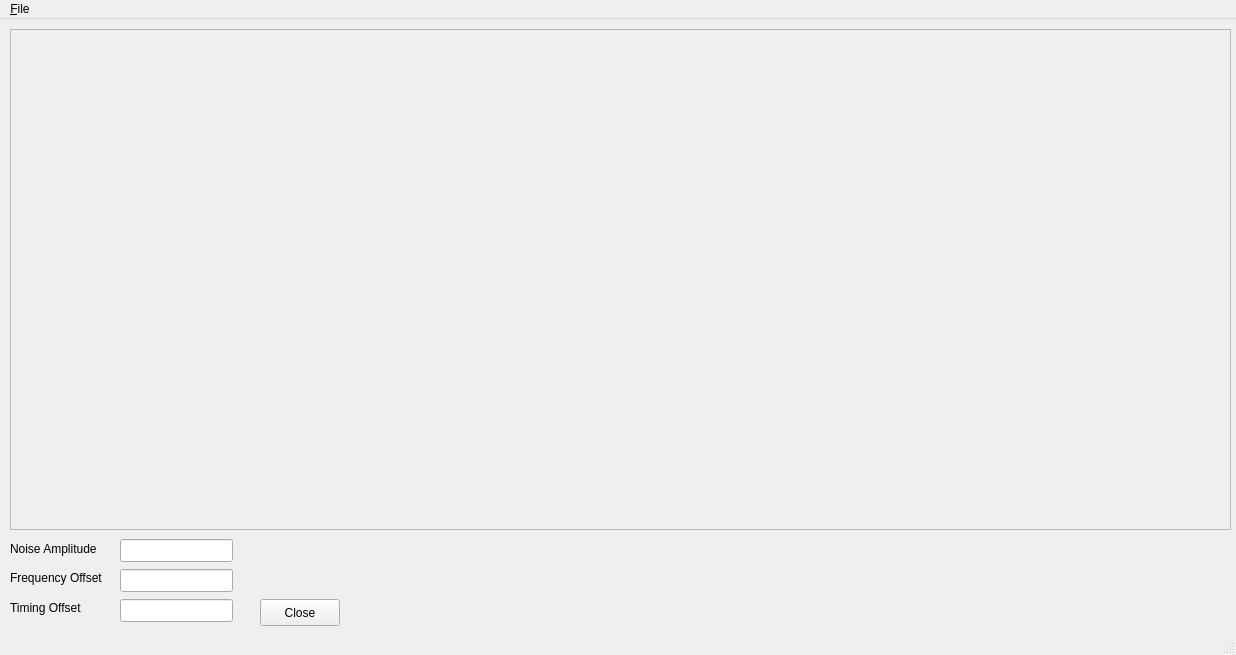
Qt form gr-qtgui/src/python/qt_digital_window.ui (Jhr-Ronyo/gnuradio-1) before a commit.
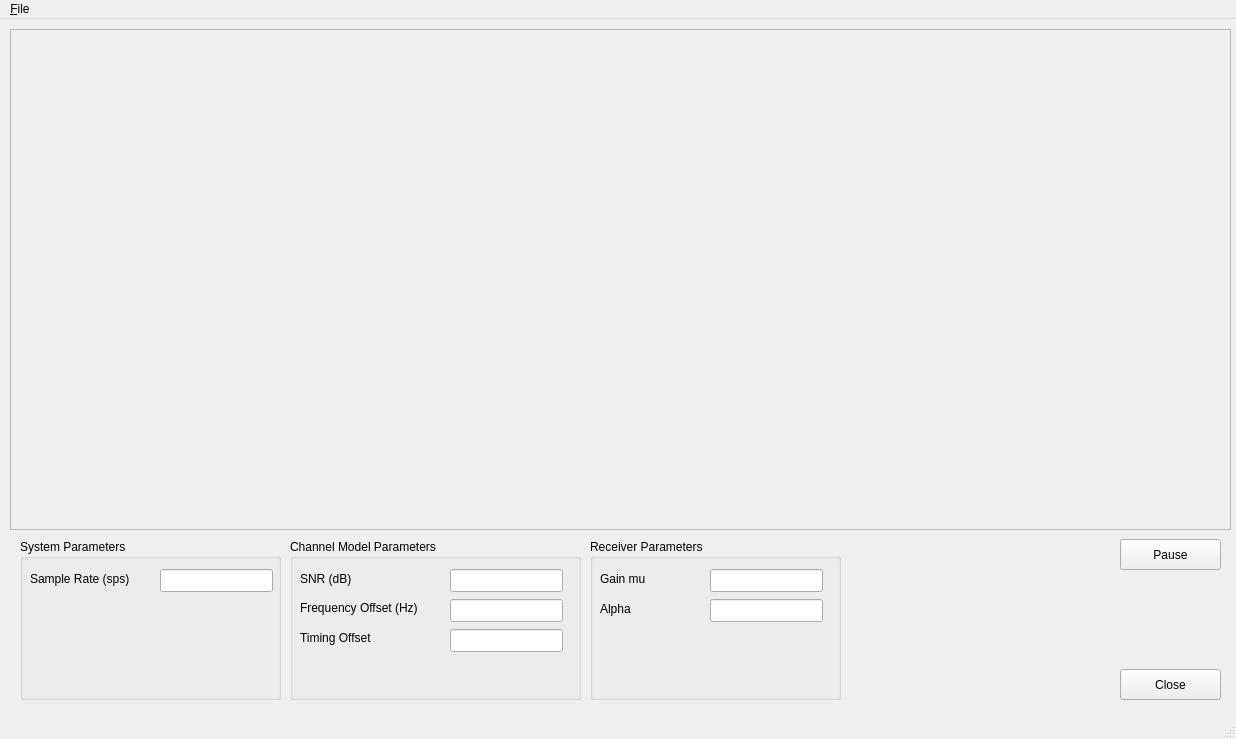
The same form after that commit.

Patch:
```diff
--- a/gr-qtgui/src/python/qt_digital_window.ui
+++ b/gr-qtgui/src/python/qt_digital_window.ui
@@ -1,102 +1,33 @@
 <ui version="4.0" >
  <class>DigitalWindow</class>
- <widget class="QMainWindow" name="DigitalWindow" >
-  <property name="geometry" >
+ <widget class="QMainWindow" name="DigitalWindow">
+  <property name="geometry">
    <rect>
     <x>0</x>
     <y>0</y>
     <width>1236</width>
-    <height>655</height>
+    <height>739</height>
    </rect>
   </property>
   <property name="windowTitle" >
    <string>MainWindow</string>
   </property>
-  <widget class="QWidget" name="centralwidget" >
-   <widget class="QLineEdit" name="noiseEdit" >
-    <property name="geometry" >
+  <widget class="QWidget" name="centralwidget">
+   <widget class="QPushButton" name="closeButton">
+    <property name="geometry">
      <rect>
-      <x>120</x>
-      <y>520</y>
-      <width>113</width>
-      <height>23</height>
+      <x>1120</x>
+      <y>650</y>
+      <width>101</width>
+      <height>31</height>
      </rect>
     </property>
-   </widget>
-   <widget class="QLabel" name="noiseLabel" >
-    <property name="geometry" >
-     <rect>
-      <x>10</x>
-      <y>520</y>
-      <width>111</width>
-      <height>20</height>
-     </rect>
-    </property>
-    <property name="text" >
-     <string>Noise Amplitude</string>
-    </property>
-   </widget>
-   <widget class="QPushButton" name="closeButton" >
-    <property name="geometry" >
-     <rect>
-      <x>260</x>
-      <y>580</y>
-      <width>80</width>
-      <height>27</height>
-     </rect>
-    </property>
-    <property name="text" >
+    <property name="text">
      <string>Close</string>
     </property>
    </widget>
-   <widget class="QLineEdit" name="freqEdit" >
-    <property name="geometry" >
-     <rect>
-      <x>120</x>
-      <y>550</y>
-      <width>113</width>
-      <height>23</height>
-     </rect>
-    </property>
-   </widget>
-   <widget class="QLineEdit" name="timeEdit" >
-    <property name="geometry" >
-     <rect>
-      <x>120</x>
-      <y>580</y>
-      <width>113</width>
-      <height>23</height>
-     </rect>
-    </property>
-   </widget>
-   <widget class="QLabel" name="freqLabel" >
-    <property name="geometry" >
-     <rect>
-      <x>10</x>
-      <y>550</y>
-      <width>101</width>
-      <height>17</height>
-     </rect>
-    </property>
-    <property name="text" >
-     <string>Frequency Offset</string>
-    </property>
-   </widget>
-   <widget class="QLabel" name="timeLabel" >
-    <property name="geometry" >
-     <rect>
-      <x>10</x>
-      <y>580</y>
-      <width>101</width>
-      <height>17</height>
-     </rect>
-    </property>
-    <property name="text" >
-     <string>Timing Offset</string>
-    </property>
-   </widget>
-   <widget class="QFrame" name="sinkFrame" >
-    <property name="geometry" >
+   <widget class="QFrame" name="sinkFrame">
+    <property name="geometry">
      <rect>
       <x>10</x>
       <y>10</y>
@@ -122,6 +53,196 @@
      <layout class="QHBoxLayout" name="sinkLayout" />
     </widget>
    </widget>
+   <widget class="QGroupBox" name="channelModeBox">
+    <property name="geometry">
+     <rect>
+      <x>290</x>
+      <y>520</y>
+      <width>291</width>
+      <height>161</height>
+     </rect>
+    </property>
+    <property name="title">
+     <string>Channel Model Parameters</string>
+    </property>
+    <widget class="QLabel" name="timeLabel">
+     <property name="geometry">
+      <rect>
+       <x>10</x>
+       <y>90</y>
+       <width>101</width>
+       <height>17</height>
+      </rect>
+     </property>
+     <property name="text">
+      <string>Timing Offset</string>
+     </property>
+    </widget>
+    <widget class="QLineEdit" name="timeEdit">
+     <property name="geometry">
+      <rect>
+       <x>160</x>
+       <y>90</y>
+       <width>113</width>
+       <height>23</height>
+      </rect>
+     </property>
+    </widget>
+    <widget class="QLineEdit" name="snrEdit">
+     <property name="geometry">
+      <rect>
+       <x>160</x>
+       <y>30</y>
+       <width>113</width>
+       <height>23</height>
+      </rect>
+     </property>
+    </widget>
+    <widget class="QLabel" name="snrLabel">
+     <property name="geometry">
+      <rect>
+       <x>10</x>
+       <y>30</y>
+       <width>111</width>
+       <height>20</height>
+      </rect>
+     </property>
+     <property name="text">
+      <string>SNR (dB)</string>
+     </property>
+    </widget>
+    <widget class="QLineEdit" name="freqEdit">
+     <property name="geometry">
+      <rect>
+       <x>160</x>
+       <y>60</y>
+       <width>113</width>
+       <height>23</height>
+      </rect>
+     </property>
+    </widget>
+    <widget class="QLabel" name="freqLabel">
+     <property name="geometry">
+      <rect>
+       <x>10</x>
+       <y>60</y>
+       <width>141</width>
+       <height>17</height>
+      </rect>
+     </property>
+     <property name="text">
+      <string>Frequency Offset (Hz)</string>
+     </property>
+    </widget>
+   </widget>
+   <widget class="QGroupBox" name="rxBox">
+    <property name="geometry">
+     <rect>
+      <x>590</x>
+      <y>520</y>
+      <width>251</width>
+      <height>161</height>
+     </rect>
+    </property>
+    <property name="title">
+     <string>Receiver Parameters</string>
+    </property>
+    <widget class="QLineEdit" name="gainMuEdit">
+     <property name="geometry">
+      <rect>
+       <x>120</x>
+       <y>30</y>
+       <width>113</width>
+       <height>23</height>
+      </rect>
+     </property>
+    </widget>
+    <widget class="QLabel" name="gainMuLabel">
+     <property name="geometry">
+      <rect>
+       <x>10</x>
+       <y>30</y>
+       <width>111</width>
+       <height>20</height>
+      </rect>
+     </property>
+     <property name="text">
+      <string>Gain mu</string>
+     </property>
+    </widget>
+    <widget class="QLineEdit" name="alphaEdit">
+     <property name="geometry">
+      <rect>
+       <x>120</x>
+       <y>60</y>
+       <width>113</width>
+       <height>23</height>
+      </rect>
+     </property>
+    </widget>
+    <widget class="QLabel" name="alphaLabel">
+     <property name="geometry">
+      <rect>
+       <x>10</x>
+       <y>60</y>
+       <width>111</width>
+       <height>20</height>
+      </rect>
+     </property>
+     <property name="text">
+      <string>Alpha</string>
+     </property>
+    </widget>
+   </widget>
+   <widget class="QGroupBox" name="sysBox">
+    <property name="geometry">
+     <rect>
+      <x>20</x>
+      <y>520</y>
+      <width>261</width>
+      <height>161</height>
+     </rect>
+    </property>
+    <property name="title">
+     <string>System Parameters</string>
+    </property>
+    <widget class="QLineEdit" name="sampleRateEdit">
+     <property name="geometry">
+      <rect>
+       <x>140</x>
+       <y>30</y>
+       <width>113</width>
+       <height>23</height>
+      </rect>
+     </property>
+    </widget>
+    <widget class="QLabel" name="sampleRateLabel">
+     <property name="geometry">
+      <rect>
+       <x>10</x>
+       <y>30</y>
+       <width>121</width>
+       <height>20</height>
+      </rect>
+     </property>
+     <property name="text">
+      <string>Sample Rate (sps)</string>
+     </property>
+    </widget>
+   </widget>
+   <widget class="QPushButton" name="pauseButton">
+    <property name="geometry">
+     <rect>
+      <x>1120</x>
+      <y>520</y>
+      <width>101</width>
+      <height>31</height>
+     </rect>
+    </property>
+    <property name="text">
+     <string>Pause</string>
+    </property>
+   </widget>
   </widget>
   <widget class="QMenuBar" name="menubar" >
    <property name="geometry" >
```
Left out of the diff: 45 changed lines with no effect on the pictures.
